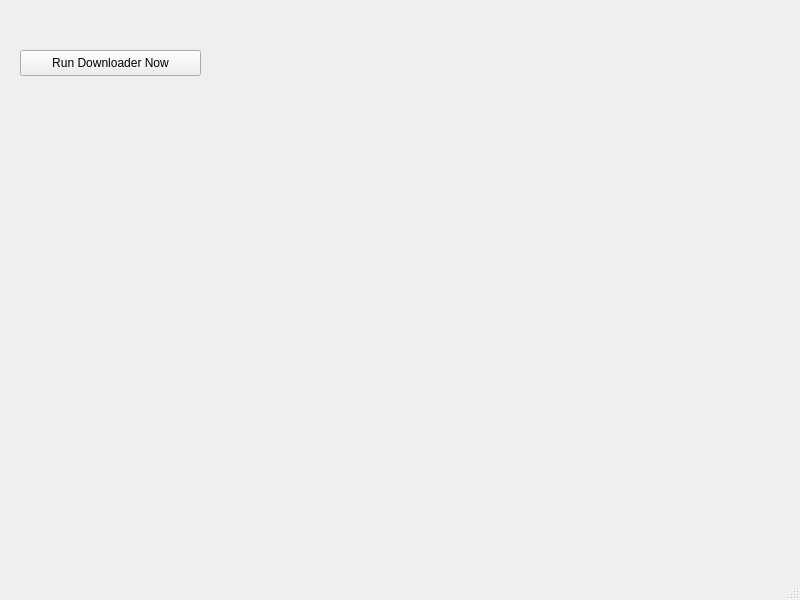
This is gui/mainwindow.ui in mkkelley/autogrp as Qt 5 draws it before an edit. The edited form follows.
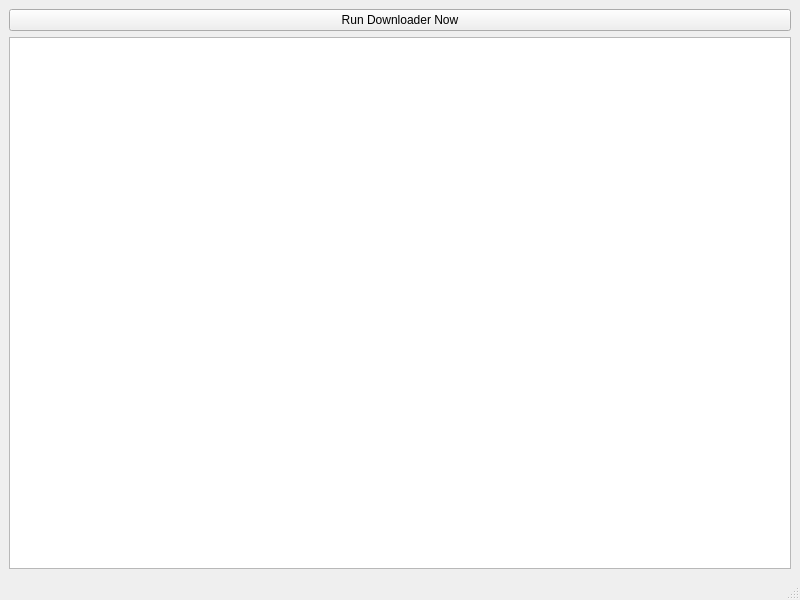
This is the edited form.

Commit message: Add table of sgf files to user interface.

What changed in the file:
```diff
--- a/gui/mainwindow.ui
+++ b/gui/mainwindow.ui
@@ -14,19 +14,18 @@
    <string>MainWindow</string>
   </property>
   <widget class="QWidget" name="centralwidget">
+   <layout class="QVBoxLayout" name="verticalLayout">
+    <item>
    <widget class="QPushButton" name="pushButton">
-    <property name="geometry">
-     <rect>
-      <x>20</x>
-      <y>50</y>
-      <width>181</width>
-      <height>26</height>
-     </rect>
-    </property>
     <property name="text">
      <string>Run Downloader Now</string>
     </property>
    </widget>
+    </item>
+    <item>
+     <widget class="QTableView" name="tableView"/>
+    </item>
+   </layout>
   </widget>
   <widget class="QMenuBar" name="menubar">
    <property name="geometry">
```
Lines whose indentation alone changed are shown as unchanged. The commit also changes 3 other files.
